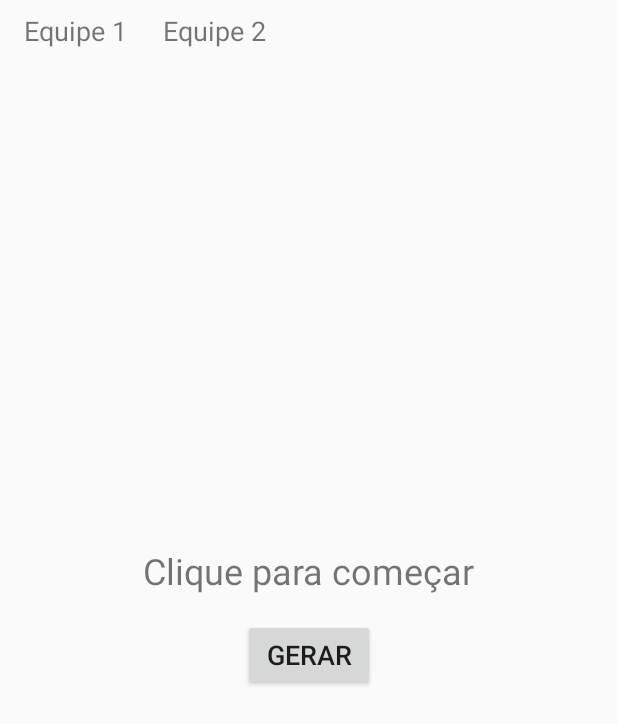
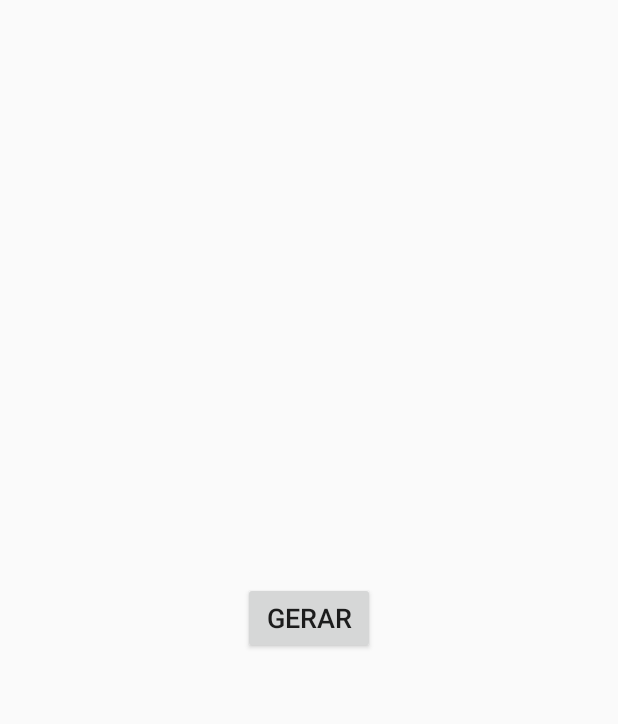
Before and after one commit to WilliamJonathan/micomimica, an Android app: the layout activity_main.xml on its own in the app's theme, with its tools: preview values and no code run, on a phone screen of 412 x 824 dp. Shown: the top 724 px of the screen. Run offline under Robolectric (Android 15) with nearby library versions, the phone set to English and light mode, and no system bars.

Commit message:
Jonathan William

```diff
--- a/app/src/main/java/com/jtly/micomimica/activity/MainActivity.java
+++ b/app/src/main/java/com/jtly/micomimica/activity/MainActivity.java
@@ -40,6 +40,9 @@ public class MainActivity extends AppCompatActivity {
         palavrarandom = findViewById(R.id.txtPalavra);
         equipe1 = findViewById(R.id.txtEquipe1);
         equipe2 = findViewById(R.id.txtEquipe2);
+        gerar = findViewById(R.id.btnGerar);
+        equipe1.setVisibility(View.GONE);
+        equipe2.setVisibility(View.GONE);
 
         baralho = false;
         cont = 0;
@@ -209,6 +212,9 @@ public class MainActivity extends AppCompatActivity {
         builder.setPositiveButton("Começar jogo", new DialogInterface.OnClickListener() {
             @Override
             public void onClick(DialogInterface dialogInterface, int i) {
+                equipe1.setVisibility(View.VISIBLE);
+                equipe2.setVisibility(View.VISIBLE);
+                gerar.setText("Primeiro a jogar\n"+eq1);
                 dialogInterface.dismiss();
             }
         });
--- a/app/src/main/res/layout/activity_main.xml
+++ b/app/src/main/res/layout/activity_main.xml
@@ -8,6 +8,7 @@
 
     <TextView
         android:id="@+id/txtPalavra"
+        android:visibility="gone"
         android:layout_width="wrap_content"
         android:layout_height="wrap_content"
         android:layout_marginBottom="16dp"
@@ -33,6 +34,7 @@
 
     <TextView
         android:id="@+id/txtEquipe1"
+        android:visibility="gone"
         android:layout_width="wrap_content"
         android:layout_height="wrap_content"
         android:layout_marginStart="16dp"
@@ -45,6 +47,7 @@
 
     <TextView
         android:id="@+id/txtEquipe2"
+        android:visibility="gone"
         android:layout_width="wrap_content"
         android:layout_height="wrap_content"
         android:layout_marginStart="24dp"
```
